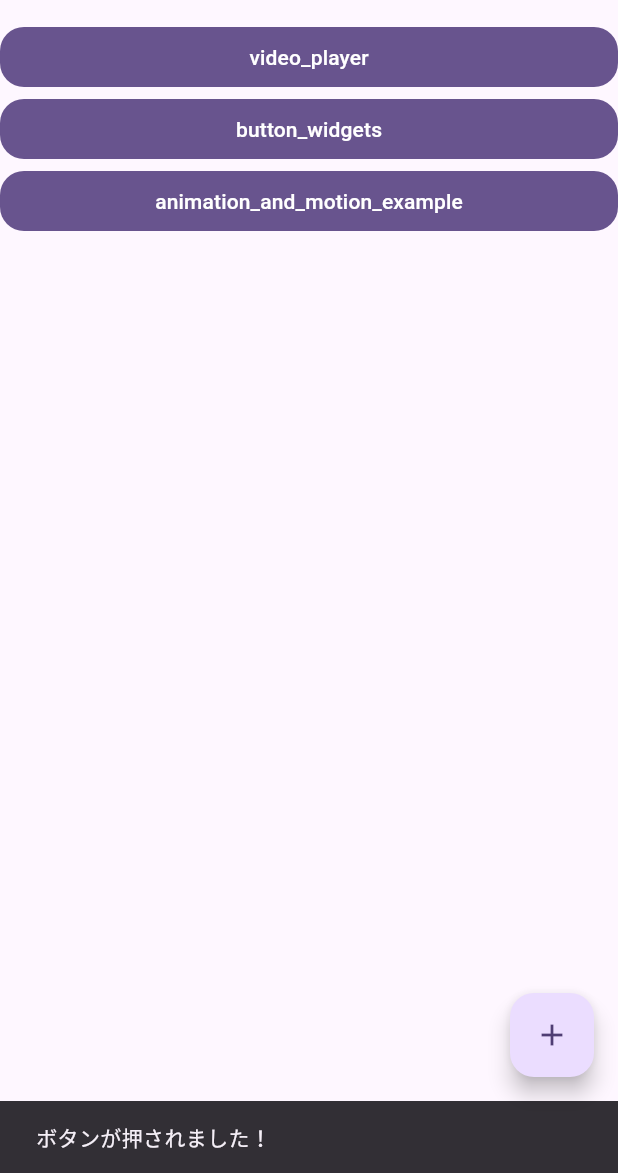
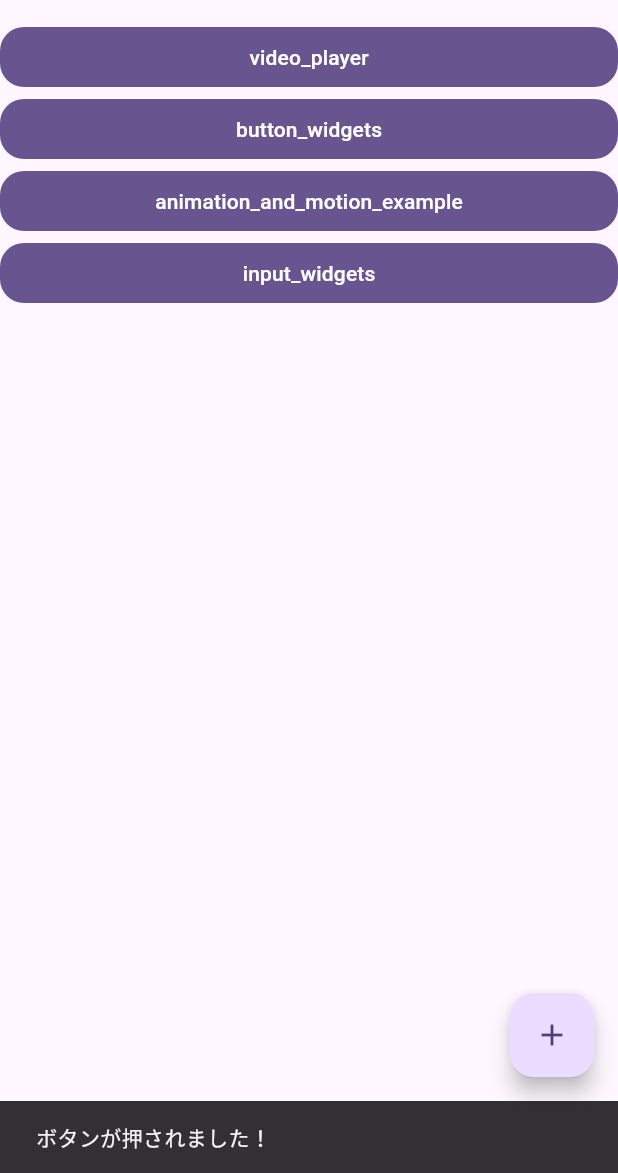
Before and after one commit to h-hiwatashi/flutter_catalog, a Flutter app: the screen it shows after launch, after a tap on the "add" icon, on a phone screen of 412 x 824 dp, the part 63-1236 px from its top. Run offline on Flutter 3.47's test engine with Material 3 defaults, Android fonts, the phone set to English and light mode, and no system bars; our stand-ins replace flutter_hooks, go_router, hooks_riverpod, video_player; network calls fail.

Commit message:
InputWidgetsViewを追加し、ルーターに新しいルートを設定。CatalogViewにボタンを追加して遷移を実装。

```diff
--- a/lib/infra/router.dart
+++ b/lib/infra/router.dart
@@ -3,6 +3,7 @@ import 'package:go_router/go_router.dart';
 
 import '../views/catalog_view.dart';
 import '../widgets/animation.dart';
+import '../widgets/input_widgets.dart';
 import '../widgets/video_player.dart';
 import '../widgets/button_widgets.dart';
 
@@ -46,6 +47,14 @@ final goRouter = GoRouter(
         key: state.pageKey,
         child: const AnimationAndMotionExampleView(),
       ),
+    ),
+    GoRoute(
+      path: '/input_widgets',
+      name: 'input_widgets',
+      pageBuilder: (context, state) => MaterialPage(
+        key: state.pageKey,
+        child: InputWidgetsView(),
+      ),
     )
   ],
   // 遷移ページがないなどのエラーが発生した時に、このページに行く
--- a/lib/views/catalog_view.dart
+++ b/lib/views/catalog_view.dart
@@ -58,6 +58,17 @@ class CatalogView extends StatelessWidget {
               ),
               child: Text('animation_and_motion_example'),
             ),
+            FilledButton(
+              onPressed: () {
+                context.push('/input_widgets');
+              },
+              style: OutlinedButton.styleFrom(
+                shape: RoundedRectangleBorder(
+                  borderRadius: BorderRadius.circular(16),
+                ),
+              ),
+              child: Text('input_widgets'),
+            ),
           ],
         ),
       ),
```
Also changed, not shown: lib/widgets/button_widgets.dart (+1 -75 lines), lib/widgets/input_widgets.dart (added, +114 -0 lines).
